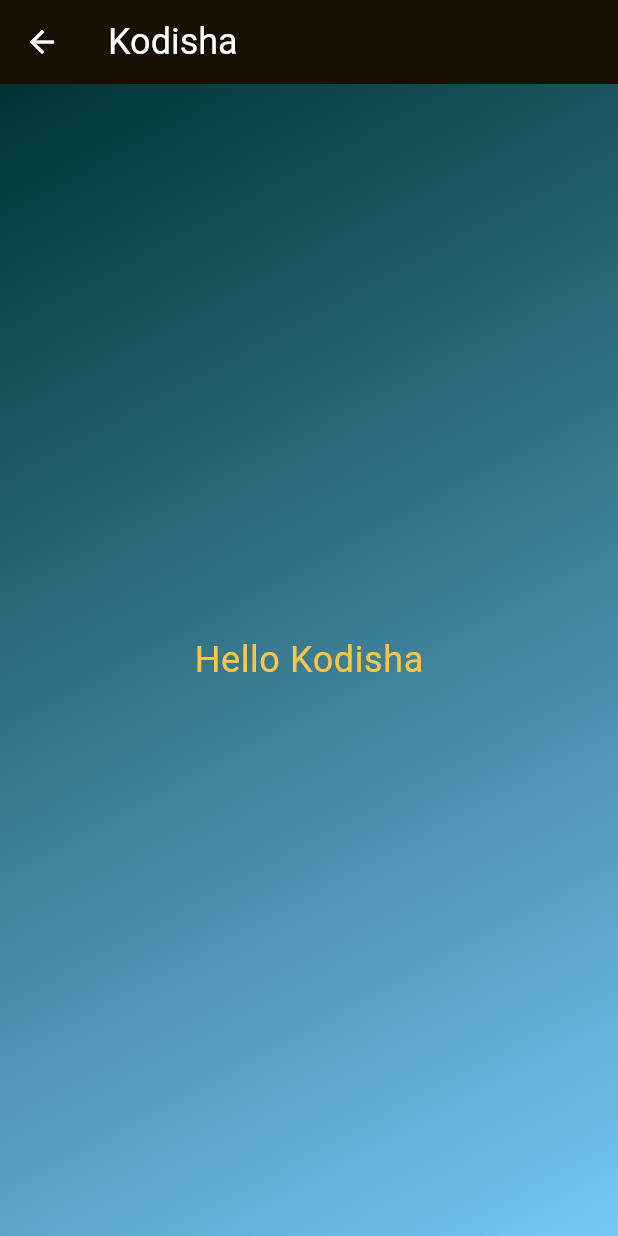
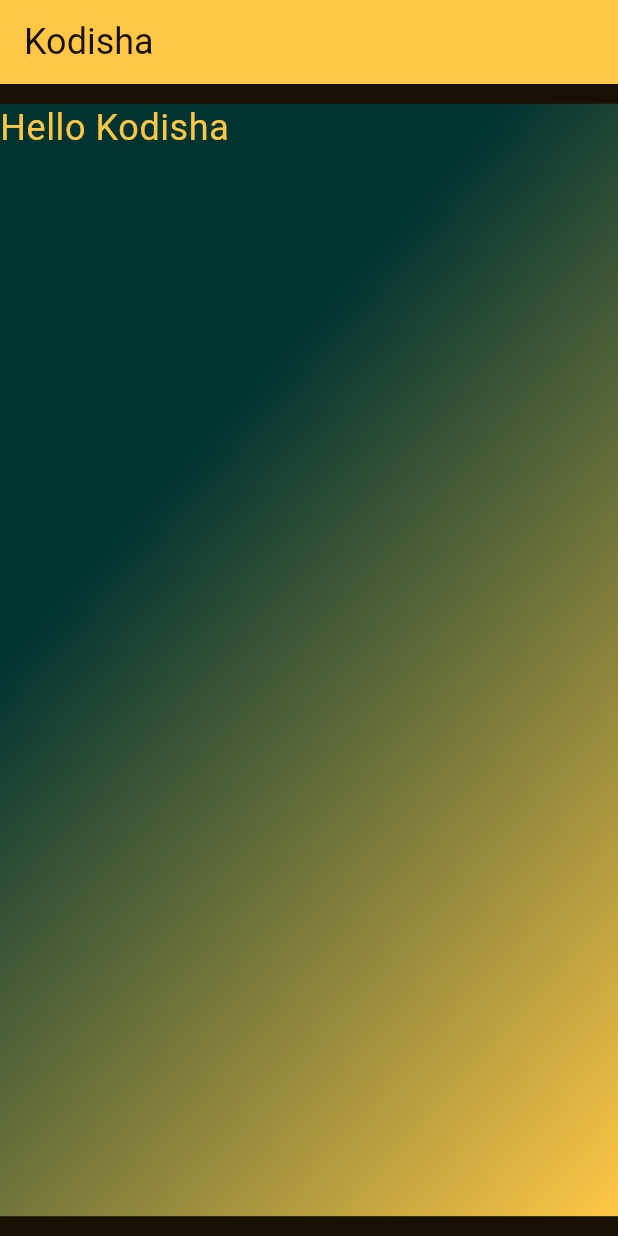
Before and after one commit to GakuruAlex/kodisha_flutter, a Flutter app: the KodishaHomepage screen opened directly, on a phone screen of 412 x 824 dp. Run offline on Flutter 3.47's test engine with Material 3 defaults, Android fonts, the phone set to English and light mode, and no system bars; our stand-ins replace dio, flutter_dotenv, flutter_riverpod, google_fonts; Roboto replaces fonts that are missing (Acme).

```diff
--- a/lib/screens/kodisha_homepage.dart
+++ b/lib/screens/kodisha_homepage.dart
@@ -1,4 +1,5 @@
 import 'package:flutter/material.dart';
+import 'package:kodisha_flutter/theme/main_theme.dart';
 
 class KodishaHomepage extends StatelessWidget {
   const KodishaHomepage({super.key});
@@ -7,18 +8,12 @@ class KodishaHomepage extends StatelessWidget {
   Widget build(BuildContext context) {
     return Scaffold(
       appBar: AppBar(title: Text("Kodisha")),
-      body: Container(
-        decoration: BoxDecoration(
-          gradient: LinearGradient(
-            colors: [
-              Theme.of(context).colorScheme.primary,
-              Theme.of(context).colorScheme.secondary,
-            ],
-            begin: AlignmentGeometry.topLeft,
-            end: AlignmentGeometry.bottomRight,
-          ),
-        ),
-        child: Center(
+      body: Center(
+        child: Container(
+          height: MediaQuery.sizeOf(context).height * .9,
+          width: MediaQuery.sizeOf(context).width,
+
+          decoration: pagesDecoration,
           child: Text(
             "Hello Kodisha",
             style: Theme.of(context).textTheme.bodySmall,
--- a/lib/theme/main_theme.dart
+++ b/lib/theme/main_theme.dart
@@ -1,8 +1,7 @@
 import 'package:flutter/material.dart';
 import 'package:google_fonts/google_fonts.dart';
 
-final kodishaTheme = ThemeData(
-  colorScheme: ColorScheme(
+final colorsScheme = ColorScheme(
   brightness: Brightness.dark,
 
   primary: Color(0xFF003332),
@@ -22,14 +21,37 @@ final kodishaTheme = ThemeData(
 
   outline: Color(0xFF888888),
   shadow: Color(0xFF000000),
-  ),
-  textTheme: GoogleFonts.acmeTextTheme(
+);
+
+final textThemes = GoogleFonts.acmeTextTheme(
   TextTheme(
     titleLarge: TextStyle(color: Color(0xFF181003), fontSize: 24),
     labelLarge: TextStyle(color: Color(0xFFFFC745), fontSize: 48),
     bodyMedium: TextStyle(color: Color(0xFFFFC745), fontSize: 32),
     bodySmall: TextStyle(color: Color(0xFFFFC745), fontSize: 24),
   ),
+);
+
+final loginContainerDecoration = BoxDecoration(
+  gradient: LinearGradient(
+    colors: [colorsScheme.inversePrimary, colorsScheme.secondary],
+  ),
+);
+
+final pagesDecoration = BoxDecoration(
+  gradient: LinearGradient(
+    colors: [colorsScheme.primary, colorsScheme.inversePrimary],
+    begin: AlignmentGeometry.centerLeft,
+    end: AlignmentGeometry.bottomRight,
+  ),
+);
+
+final kodishaTheme = ThemeData(
+  colorScheme: colorsScheme,
+  textTheme: textThemes,
+  appBarTheme: AppBarTheme(
+    backgroundColor: colorsScheme.inversePrimary,
+    titleTextStyle: textThemes.titleLarge,
   ),
   inputDecorationTheme: InputDecorationThemeData(
     contentPadding: EdgeInsets.all(18),
```
Also changed, not shown: lib/screens/login.dart (+2 -9 lines), lib/widgets/login_form.dart (+11 -2 lines). Lines whose indentation alone changed are shown as unchanged.
